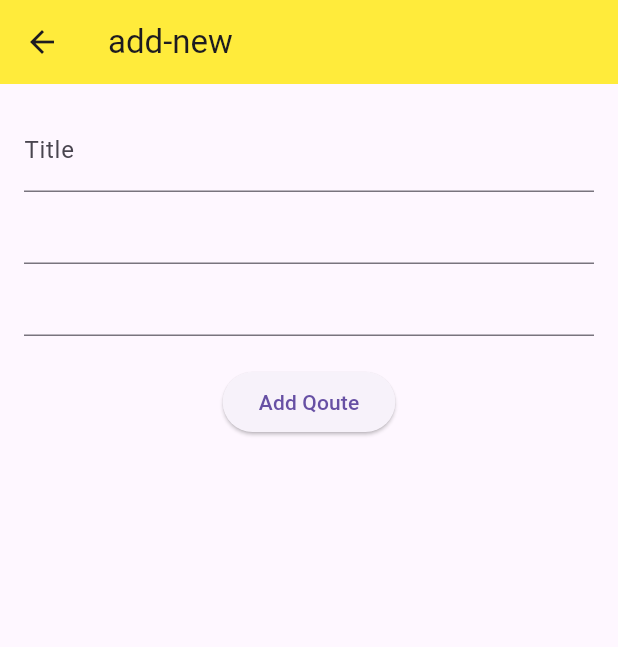
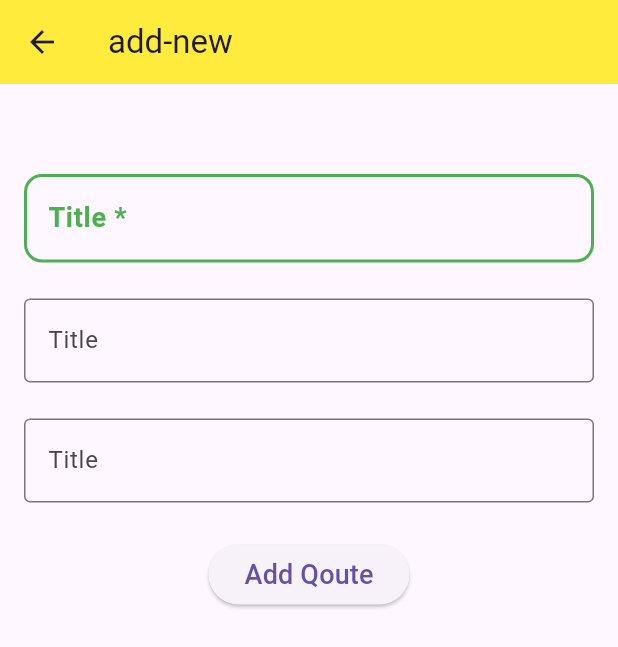
Before and after one commit to Nhrepon/Neuro-Shop-Flutter, a Flutter app: the Addqoute screen opened by its route, after a tap on "Add Qoute", on a phone screen of 412 x 824 dp. Shown: the top 647 px of the screen. Run offline on Flutter 3.47's test engine with Material 3 defaults, Android fonts, the phone set to English and light mode, and no system bars.

Commit message:
add quote

```diff
--- a/lib/addQoute.dart
+++ b/lib/addQoute.dart
@@ -31,12 +31,48 @@ class _AddqouteState extends State<Addqoute> {
   Widget qouteForm() {
     return Form(
           child: Column(
+            mainAxisAlignment: MainAxisAlignment.spaceBetween,
             children: [
+
+              const SizedBox(height: 20,),
               TextFormField(
                 controller: title,
+                decoration: InputDecoration(
+                  hintText: 'Enter a Title',
+                  hintStyle: const TextStyle(
+                    color: Colors.green,
+                    fontSize: 18
+                  ),
+                  hintMaxLines: 1,
+                  labelText: 'Title *',
+                  labelStyle: const TextStyle(
+                    color: Colors.green,
+                    fontSize: 18,
+                    fontWeight: FontWeight.bold
+                  ),
+                  border: const OutlineInputBorder(),
+                  enabledBorder: OutlineInputBorder(
+                    borderRadius: BorderRadius.circular(12),
+                    borderSide: const BorderSide(color: Colors.green, width: 2),
+                  ),
+                ),
+                keyboardType: TextInputType.emailAddress,
+                validator: (String? value){
+                  if(value?.trim().isEmpty ?? true){
+                    return 'Enter a valid title';
+                  }
+                  return null;
+                },
+              ),
+              //const SizedBox(height: 20,),
+              //const Spacer(),
+              TextFormField(
+                controller: author,
                 decoration: const InputDecoration(
-                  hintText: 'Title',
-                  labelText: 'Title'
+                  hintText: 'Enter a Title',
+                  labelText: 'Title',
+                  border: OutlineInputBorder(),
+
                 ),
                 validator: (String? value){
                   if(value?.trim().isEmpty ?? true){
@@ -44,15 +80,50 @@ class _AddqouteState extends State<Addqoute> {
                   }
                 },
               ),
-              TextFormField(),
-              TextFormField(),
-              const SizedBox(height: 20,),
+              //const SizedBox(height: 20,),
+              TextFormField(
+                controller: img,
+                decoration: const InputDecoration(
+                  hintText: 'Enter a Title',
+                  labelText: 'Title',
+                  border: OutlineInputBorder(),
+
+                ),
+                validator: (String? value){
+                  if(value?.trim().isEmpty ?? true){
+                    return 'Enter a valid title';
+                  }
+                },
+              ),
+
+
+              //const SizedBox(height: 20,),
               ElevatedButton(
+                style: const ButtonStyle(
+
+                ),
                   onPressed: (){},
-                  child: const Text("Add Qoute")
+                  child: const Text("Add Qoute", style: TextStyle(
+                    fontSize: 18,
+
+                  ),)
               )
             ],
-          ),
+          ).childrenPadding(const EdgeInsets.only(bottom: 24)),
         );
   }
 }
+
+extension WidgetExtension on Widget {
+  Widget paddingAll(double value) => Padding(padding: EdgeInsets.all(value), child: this);
+
+  Widget padding(EdgeInsets padding) => Padding(padding: padding, child: this);
+}
+
+extension ColumnExtension on Column {
+  Column childrenPadding(EdgeInsets padding) {
+    return Column(
+      children: children.map((e) => e.padding(padding)).toList(),
+    );
+  }
+}
```
Also changed, not shown: 1 other file.
